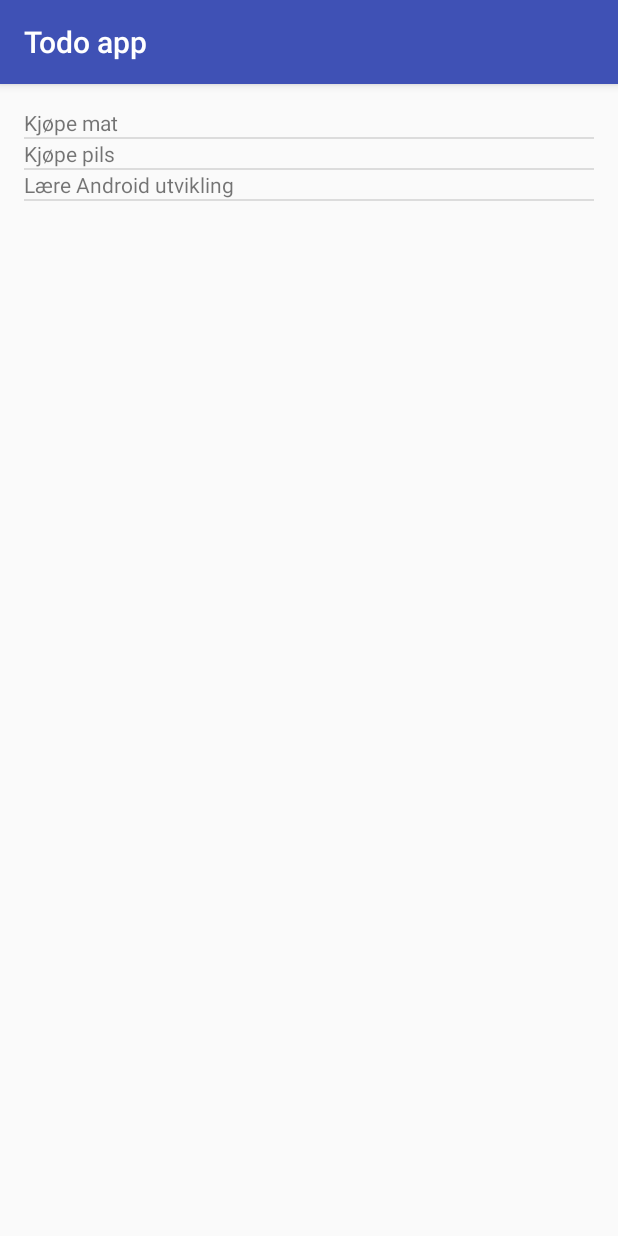
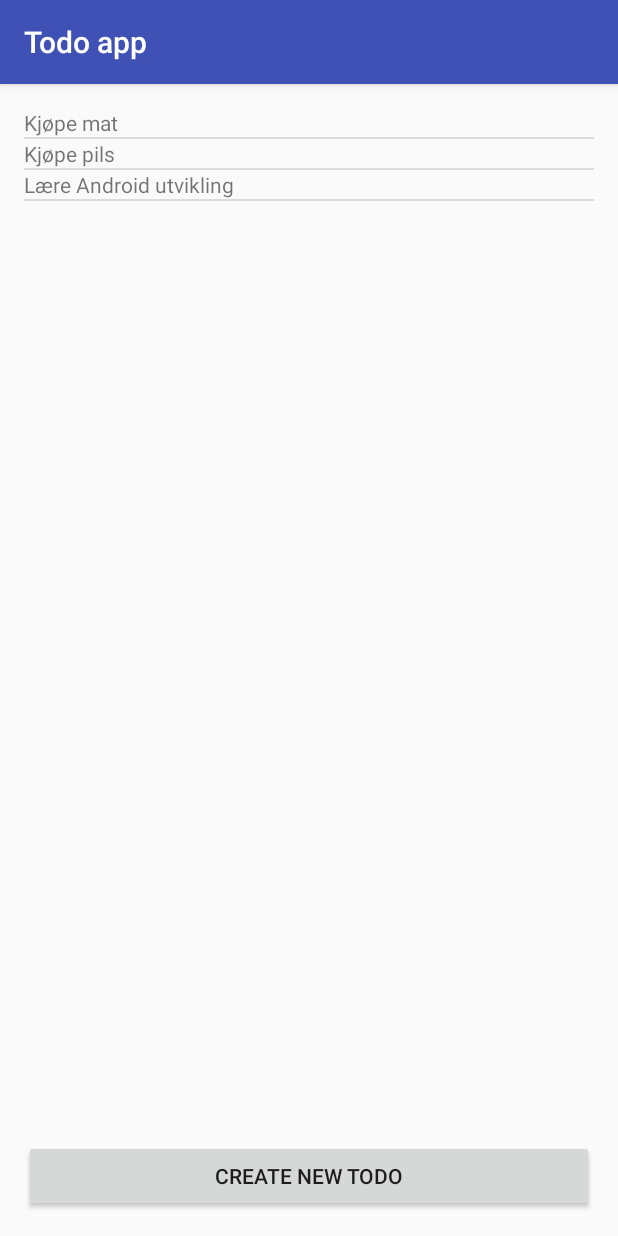
Before and after one commit to andrmos/sample-todo-app, an Android app: the screen it shows after launch (MainActivity), on a phone screen of 412 x 824 dp. Run offline under Robolectric (Android 15) with nearby library versions, the phone set to English and light mode, and no system bars.

Commit message:
Add 'new todo' button in MainActivity

```diff
--- a/app/src/main/res/layout/activity_main.xml
+++ b/app/src/main/res/layout/activity_main.xml
@@ -15,4 +15,11 @@
         android:layout_width="match_parent"
         android:layout_height="match_parent">
     </ListView>
+
+    <Button
+        android:id="@+id/addTodoButton"
+        android:layout_width="match_parent"
+        android:layout_height="wrap_content"
+        android:text="@string/create_new_todo"
+        android:layout_alignParentBottom="true"/>
 </RelativeLayout>
--- a/app/src/main/res/values/strings.xml
+++ b/app/src/main/res/values/strings.xml
@@ -1,3 +1,4 @@
 <resources>
     <string name="app_name">Todo app</string>
+    <string name="create_new_todo">Create new todo</string>
 </resources>
```
